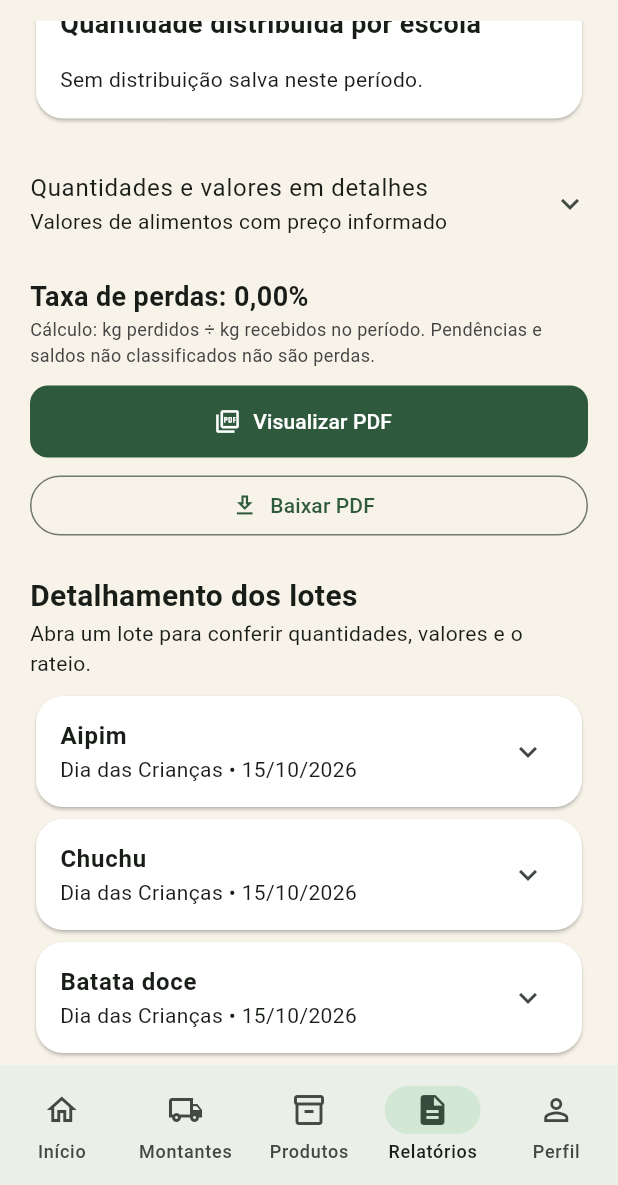
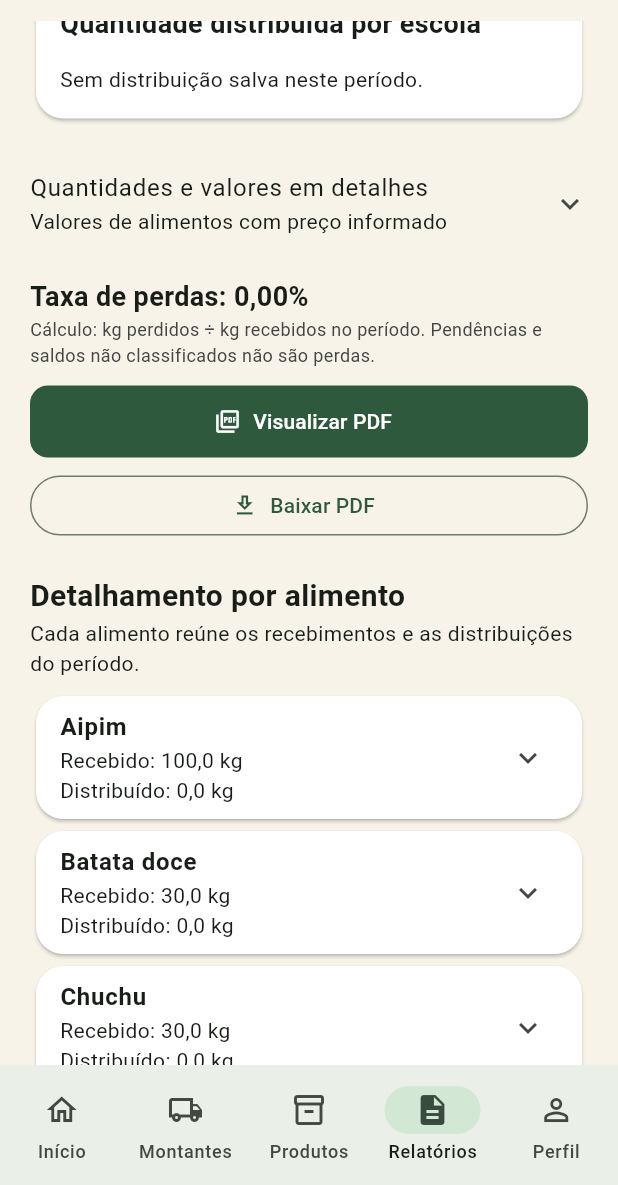
Before and after one commit to viniprati/hackathonif, a Flutter app: the AppShell screen opened directly with empty values, item 4 of the bottom bar chosen, scrolled down 1152 dp, on a phone screen of 412 x 824 dp, the part 51-1236 px from its top. Run offline on Flutter 3.47's test engine with Material 3 defaults, Android fonts, the phone set to English and light mode, and no system bars; our stand-ins replace pdf, printing.

Commit message:
feat: consolida relatorios por alimento
Agrupa os recebimentos do periodo por alimento e compartilha os totais
entre a tela, os graficos e o PDF. Soma os valores de cada recebimento,
preserva a indicacao de precos ausentes e apresenta o rateio por escola.
Exporta tabelas consolidadas sem graficos.

Co-authored-by: Cecilia Dumer Margon <163332009+ceciliadumer@users.noreply.github.com>
Co-authored-by: Catharine Scheffler <219723308+catharinescheffler@users.noreply.github.com>
Co-authored-by: Ana Beatriz Manga <268887972+anabeatrizmanga@users.noreply.github.com>

```diff
--- a/lib/domain/stock_report.dart
+++ b/lib/domain/stock_report.dart
@@ -1,5 +1,6 @@
 import 'invoice_reference.dart';
 import 'models.dart';
+import 'product_summary.dart';
 
 enum ReportPeriod { week, month }
 
@@ -79,7 +80,7 @@ class SchoolDistribution {
   final int valueCents;
 }
 
-class StockReport {
+class StockReport with StockReportTotals {
   StockReport({
     required this.period,
     required DateTime reference,
@@ -89,14 +90,38 @@ class StockReport {
     lines = List.unmodifiable(deliveries
         .where((delivery) => window.contains(delivery.date))
         .map(StockReportLine.new));
+    final groups = <String, List<StockReportLine>>{};
+    for (final line in lines) {
+      groups
+          .putIfAbsent(normalizedProductName(line.delivery.product), () => [])
+          .add(line);
+    }
+    foods = List.unmodifiable(groups.values
+        .map((items) => FoodStockReport(
+              name: items.first.delivery.product
+                  .trim()
+                  .replaceAll(RegExp(r'\s+'), ' '),
+              lines: items,
+            ))
+        .toList()
+      ..sort((a, b) => normalizedProductName(a.name)
+          .compareTo(normalizedProductName(b.name))));
     invoiceReferences = List.unmodifiable(
         invoices.where((invoice) => window.contains(invoice.issuedAt)));
   }
 
   final ReportPeriod period;
   final ReportingWindow window;
+  @override
   late final List<StockReportLine> lines;
+  late final List<FoodStockReport> foods;
   late final List<InvoiceReference> invoiceReferences;
+  int get invoicesCents => invoiceReferences.fold<int>(
+      0, (sum, invoice) => sum + invoice.totalCents);
+}
+
+mixin StockReportTotals {
+  List<StockReportLine> get lines;
   double get receivedKg =>
       lines.fold<double>(0, (sum, line) => sum + line.delivery.availableKg);
   double get distributedKg =>
@@ -121,8 +146,6 @@ class StockReport {
   int get unclassifiedCents =>
       lines.fold<int>(0, (sum, line) => sum + line.unclassifiedCents);
   int get unpricedCount => lines.where((line) => !line.hasPrice).length;
-  int get invoicesCents => invoiceReferences.fold<int>(
-      0, (sum, invoice) => sum + invoice.totalCents);
 
   List<SchoolDistribution> get schools {
     final kg = <String, double>{};
@@ -148,3 +171,13 @@ class StockReport {
     ];
   }
 }
+
+class FoodStockReport with StockReportTotals {
+  FoodStockReport(
+      {required this.name, required Iterable<StockReportLine> lines})
+      : lines = List.unmodifiable(lines);
+
+  final String name;
+  @override
+  final List<StockReportLine> lines;
+}
--- a/lib/ui/report_charts.dart
+++ b/lib/ui/report_charts.dart
@@ -3,7 +3,6 @@ import 'dart:math' as math;
 import 'package:flutter/material.dart';
 
 import '../domain/stock_report.dart';
-import '../domain/product_summary.dart';
 import 'theme.dart';
 
 class ReportCharts extends StatelessWidget {
@@ -19,18 +18,10 @@ class ReportCharts extends StatelessWidget {
       ('Aguardando rateio', report.pendingKg, NativaColors.yellow),
       ('Sem classificação', report.unclassifiedKg, NativaColors.gray),
     ];
-    final foods = <String, (String, double, double)>{};
-    for (final line in report.lines) {
-      final key = normalizedProductName(line.delivery.product);
-      final previous = foods[key];
-      foods[key] = (
-        line.delivery.product,
-        (previous?.$2 ?? 0) + line.delivery.availableKg,
-        (previous?.$3 ?? 0) + line.distributedKg
-      );
-    }
-    final products = foods.values.toList()
-      ..sort((a, b) => a.$1.compareTo(b.$1));
+    final products = [
+      for (final food in report.foods)
+        (food.name, food.receivedKg, food.distributedKg)
+    ];
     final maximum =
         products.fold<double>(0, (value, item) => math.max(value, item.$2));
     final schools = report.schools;
--- a/lib/ui/screens/reports_screen.dart
+++ b/lib/ui/screens/reports_screen.dart
@@ -8,7 +8,6 @@ import '../../domain/invoice_reference.dart';
 import '../theme.dart';
 import '../report_charts.dart';
 import '../view_models/delivery_view_model.dart';
-import 'delivery_screen.dart';
 
 Future<Uint8List> _buildPdf(StockReport report) async {
   final fonts = await Future.wait([
@@ -43,7 +42,7 @@ class _ReportsScreenState extends State<ReportsScreen> {
             constraints: const BoxConstraints(maxWidth: 1050),
             child: ListView.builder(
               padding: const EdgeInsets.all(20),
-              itemCount: report.lines.length + 2,
+              itemCount: report.foods.length + 2,
               itemBuilder: (context, index) {
                 if (index == 0) {
                   return Column(
@@ -164,7 +163,7 @@ class _ReportsScreenState extends State<ReportsScreen> {
                               child: Padding(
                                   padding: const EdgeInsets.all(12),
                                   child: Text(
-                                      '${report.unpricedCount} lote(s) sem preço informado. O subtotal financeiro está incompleto.'))),
+                                      'Há recebimentos sem preço informado. Os valores financeiros são parciais.'))),
                         const SizedBox(height: 12),
                         FilledButton.icon(
                             onPressed: () => Navigator.of(context).push(
@@ -182,18 +181,18 @@ class _ReportsScreenState extends State<ReportsScreen> {
                               _downloading ? 'Gerando PDF...' : 'Baixar PDF'),
                         ),
                         const SizedBox(height: 22),
-                        const Text('Detalhamento dos lotes',
+                        const Text('Detalhamento por alimento',
                             style: TextStyle(
                                 fontSize: 20, fontWeight: FontWeight.bold)),
                         const Text(
-                            'Abra um lote para conferir quantidades, valores e o rateio.'),
-                        if (report.lines.isEmpty)
+                            'Cada alimento reúne os recebimentos e as distribuições do período.'),
+                        if (report.foods.isEmpty)
                           const Text(
                               'Nenhum montante cadastrado neste período.'),
                         const SizedBox(height: 8),
                       ]);
                 }
-                if (index == report.lines.length + 1) {
+                if (index == report.foods.length + 1) {
                   return Column(
                       crossAxisAlignment: CrossAxisAlignment.stretch,
                       children: [
@@ -245,28 +244,55 @@ class _ReportsScreenState extends State<ReportsScreen> {
                                 fontSize: 12, color: NativaColors.gray)),
                       ]);
                 }
-                final line = report.lines[index - 1];
+                final food = report.foods[index - 1];
                 return Card(
                   child: ExpansionTile(
-                  title: Text(line.delivery.product,
+                    key: PageStorageKey(
+                        'report-food-${food.name}-${report.window.start.toIso8601String()}-${report.period.name}'),
+                    title: Text(food.name,
                         style: const TextStyle(fontWeight: FontWeight.bold)),
                     subtitle: Text(
-                      '${line.delivery.batchName} • ${formatDate(line.delivery.date)}'),
+                        'Recebido: ${formatKg(food.receivedKg)}\nDistribuído: ${formatKg(food.distributedKg)}'),
                     childrenPadding: const EdgeInsets.all(16),
+                    expandedCrossAxisAlignment: CrossAxisAlignment.stretch,
                     children: [
+                      Text('Sobra aproveitável: ${formatKg(food.surplusKg)}'),
+                      Text('Perda: ${formatKg(food.lossKg)}'),
                       Text(
-                        '${line.delivery.batchName} • ${formatDate(line.delivery.date)}\nRecebido: ${formatKg(line.delivery.availableKg)}\nDistribuído: ${formatKg(line.distributedKg)} • Sobra: ${formatKg(line.surplusKg)}\nPerda: ${formatKg(line.lossKg)} • Pendente: ${formatKg(line.pendingKg)}\n${line.hasPrice ? '${formatMoney(line.delivery.unitPriceCents!)} / kg • ${formatMoney(line.receivedCents)}' : 'Preço não informado'}'),
-                    TextButton.icon(
-                      onPressed: () => Navigator.of(context).push(
-                          MaterialPageRoute<void>(
-                              builder: (_) => DeliveryDetails(
-                                  viewModel: widget.viewModel,
-                                  deliveryId: line.delivery.id))),
-                      icon: const Icon(Icons.open_in_new),
-                      label: const Text('Ver rateio do lote'),
+                          'Taxa de perdas do alimento: ${(food.lossRate * 100).toStringAsFixed(2).replaceAll('.', ',')}%'),
+                      Text('Aguardando rateio: ${formatKg(food.pendingKg)}'),
+                      Text(
+                          'Sem classificação: ${formatKg(food.unclassifiedKg)}'),
+                      const SizedBox(height: 12),
+                      Text(
+                          food.unpricedCount > 0
+                              ? 'Valores parciais: há recebimentos sem preço.'
+                              : 'Valores dos alimentos no período',
+                          style: const TextStyle(fontWeight: FontWeight.bold)),
+                      Text('Recebido: ${formatMoney(food.receivedCents)}'),
+                      Text(
+                          'Distribuído: ${formatMoney(food.distributedCents)}'),
+                      Text(
+                          'Sobra: ${formatMoney(food.surplusCents)} • Perda: ${formatMoney(food.lossCents)}'),
+                      Text(
+                          'Aguardando rateio: ${formatMoney(food.pendingCents)}'),
+                      Text(
+                          'Sem classificação: ${formatMoney(food.unclassifiedCents)}'),
+                      const SizedBox(height: 12),
+                      const Text('Distribuição deste alimento por escola',
+                          style: TextStyle(fontWeight: FontWeight.bold)),
+                      if (food.schools.isEmpty)
+                        const Text(
+                            'Sem distribuição salva deste alimento no período.'),
+                      for (final school in food.schools)
+                        ListTile(
+                            contentPadding: EdgeInsets.zero,
+                            title: Text(school.school),
+                            subtitle: Text(
+                                '${formatKg(school.kg)} • ${formatMoney(school.valueCents)}')),
+                    ],
                   ),
-                  ],
-                ));
+                );
               },
             ),
           ));
```
Also changed, not shown: lib/data/report_pdf.dart (+54 -41 lines), 4 other files. Lines whose indentation alone changed are shown as unchanged.
